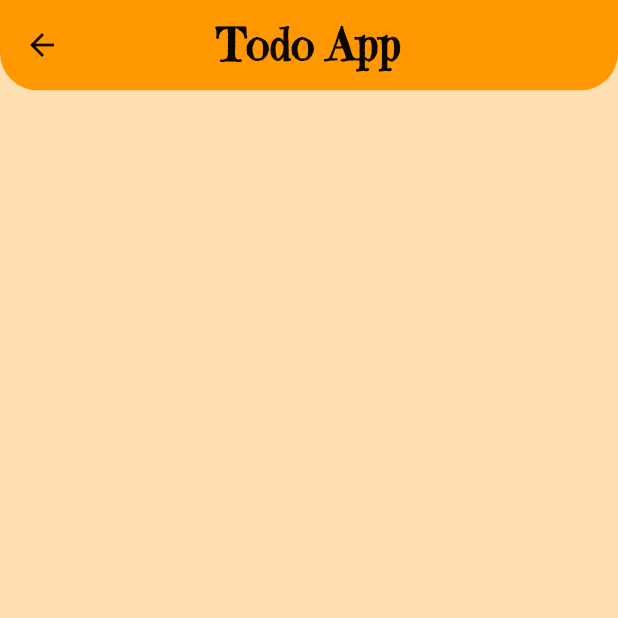
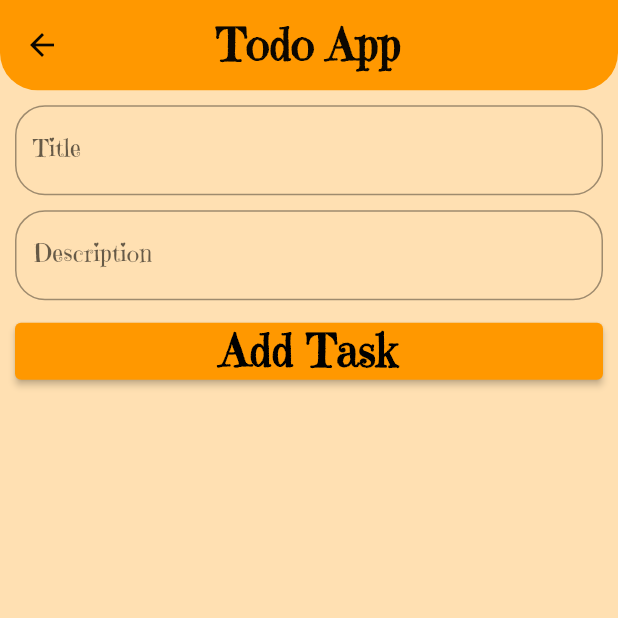
Before and after one commit to VNM02/bloc_todo, a Flutter app: the AddTask screen opened directly, on a phone screen of 412 x 824 dp, the top half of it. Run offline on Flutter 3.47's test engine with Material 2 defaults, Android fonts, the phone set to English and light mode, and no system bars; our stand-ins replace google_fonts.

Commit message:
Bloc_Todo Add Task Initial Commit

```diff
--- a/lib/screens/add_task/addTask.dart
+++ b/lib/screens/add_task/addTask.dart
@@ -2,9 +2,12 @@ import 'package:flutter/material.dart';
 
 class AddTask extends StatelessWidget {
   const AddTask({super.key});
+  static TextEditingController titleController=TextEditingController();
+  static TextEditingController descController=TextEditingController();
 
   @override
   Widget build(BuildContext context) {
+
     return Scaffold(
       appBar: AppBar(
         title: Text('Todo App'
@@ -25,7 +28,52 @@ class AddTask extends StatelessWidget {
         ),
         elevation: 0.00,
       ),
-      body: Container(),
+      body: Container(
+        padding: EdgeInsets.all(10.0),
+        child: Column(
+          children: <Widget>[
+            Container(
+              child: TextFormField(
+                controller: titleController,
+                keyboardType: TextInputType.text,
+                decoration: InputDecoration(
+                  labelText: 'Title',
+                  border: OutlineInputBorder(
+                    borderRadius: BorderRadius.circular(20.0),
+                  ),
+                ),
+              ),
+            ),
+            SizedBox(height:10),
+            Container(
+              child: TextFormField(
+                controller: descController,
+                keyboardType: TextInputType.text,
+                decoration: InputDecoration(
+                  labelText: 'Description',
+                  border: OutlineInputBorder(
+                    borderRadius: BorderRadius.circular(20.0),
+                  ),
+                ),
+              ),
+            ),
+            SizedBox(height:10),
+            Container(
+              width: double.infinity,
+              child: ElevatedButton(
+                onPressed: (){},
+                child: Text(
+                  'Add Task',
+                  style:TextStyle(
+                    fontWeight: FontWeight.bold,
+                    fontSize: 30.0,
+                  ),
+                ),
+              ),
+            ),
+          ],
+        ),
+      ),
     );
   }
 }
```
